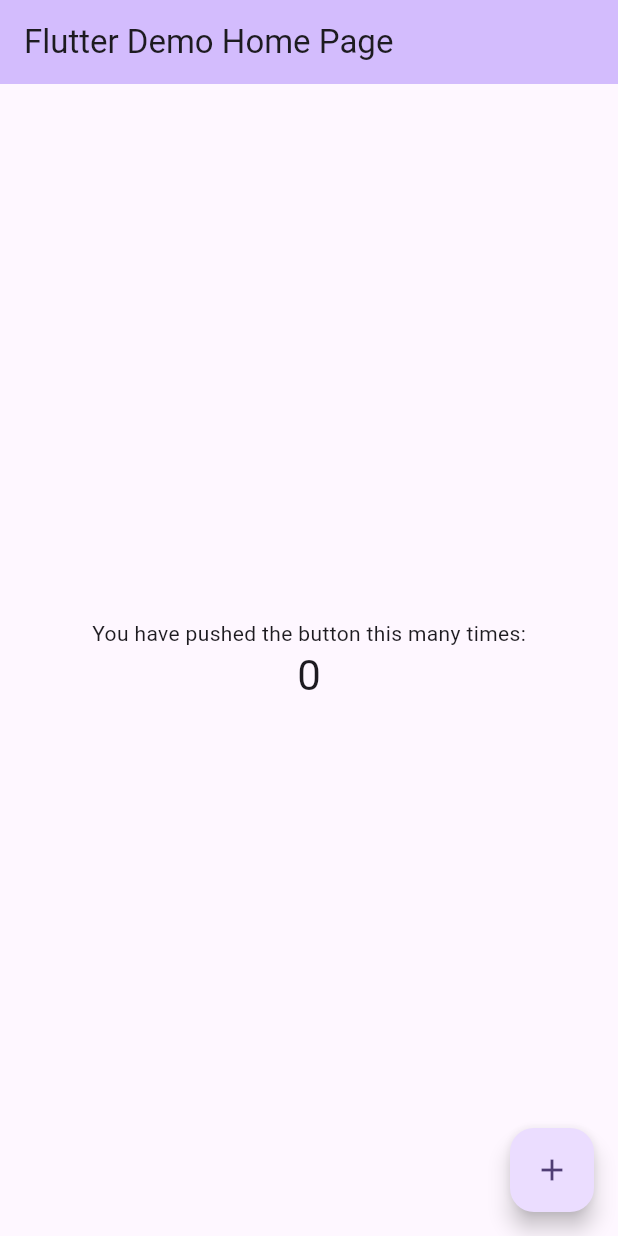
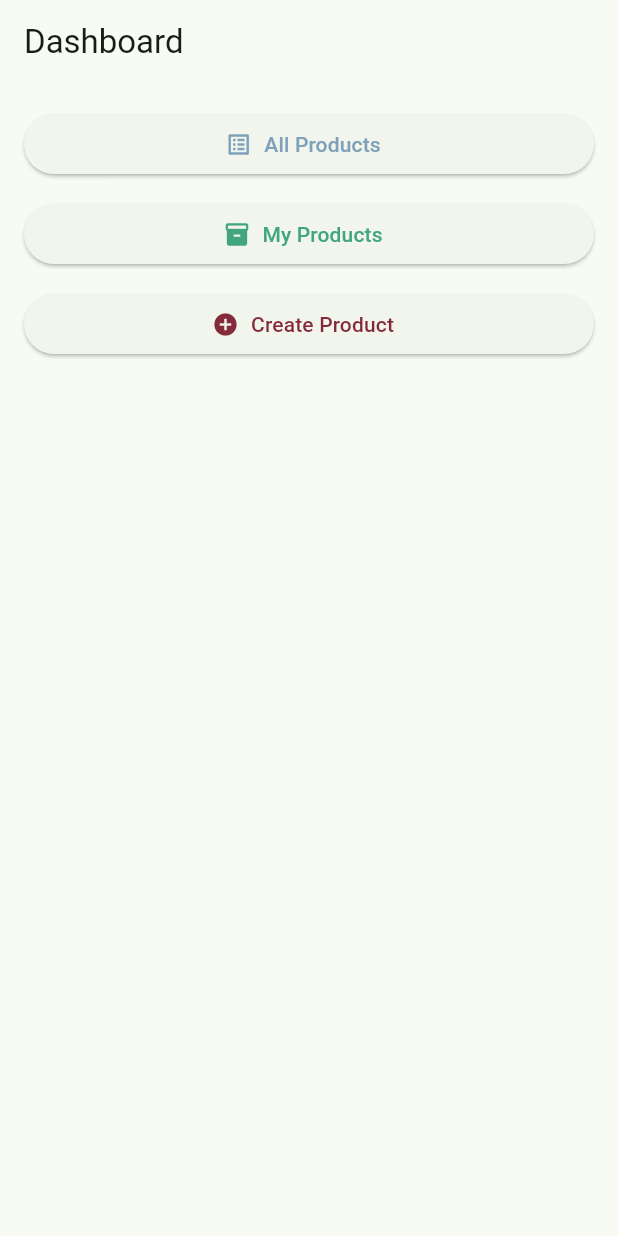
Before and after one commit to sirpratama/football_shop, a Flutter app: the screen it shows after launch, on a phone screen of 412 x 824 dp. Run offline on Flutter 3.47's test engine with Material 3 defaults, Android fonts, the phone set to English and light mode, and no system bars.

Commit message:
Assignment 7 Completed

```diff
--- a/lib/main.dart
+++ b/lib/main.dart
@@ -11,8 +11,9 @@ class MyApp extends StatelessWidget {
   @override
   Widget build(BuildContext context) {
     return MaterialApp(
-      title: 'Flutter Demo',
+      title: 'Football Shop',
       theme: ThemeData(
+        useMaterial3: true,
         // This is the theme of your application.
         //
         // TRY THIS: Try running your application with "flutter run". You'll see
@@ -28,9 +29,87 @@ class MyApp extends StatelessWidget {
         //
         // This works for code too, not just values: Most code changes can be
         // tested with just a hot reload.
-        colorScheme: ColorScheme.fromSeed(seedColor: Colors.deepPurple),
+        colorSchemeSeed: Colors.green,
       ),
-      home: const MyHomePage(title: 'Flutter Demo Home Page'),
+      home: const HomePage(),
+    );
+  }
+}
+
+Color hexToColor(String hex) {
+  hex = hex.replaceFirst('#', '');
+  if (hex.length == 6) hex = 'FF$hex';
+  return Color(int.parse(hex, radix: 16));
+}
+
+class HomePage extends StatelessWidget {
+  const HomePage({super.key});
+
+  @override
+  Widget build(BuildContext context) {
+    return Scaffold(
+      appBar: AppBar(title: const Text('Dashboard')),
+      body: Padding(
+        padding: const EdgeInsets.all(16),
+        child: Column(
+          crossAxisAlignment: CrossAxisAlignment.stretch,
+          children: [
+            ElevatedButton.icon(
+              style: ElevatedButton.styleFrom(
+                foregroundColor: hexToColor('#80A1BA'),
+              ),
+              icon: const Icon(Icons.list_alt),
+              label: const Text('All Products'),
+              onPressed: () {
+                // Navigate to ALL product page
+                // Navigator.pushNamed(context, '/all-products');
+                ScaffoldMessenger.of(context).showSnackBar(
+                  const SnackBar(
+                    content: Text('You have pressed the All Products button'),
+                  ),
+                );
+                debugPrint('All Products button pressed');
+              },
+            ),
+            const SizedBox(height: 12),
+            ElevatedButton.icon(
+              style: ElevatedButton.styleFrom(
+                foregroundColor: hexToColor('#41A67E'),
+              ),
+              icon: const Icon(Icons.inventory_2),
+              label: const Text('My Products'),
+              onPressed: () {
+                // Navigate to My Products page
+                // Navigator.pushNamed(context, '/my-products');
+                ScaffoldMessenger.of(context).showSnackBar(
+                  const SnackBar(
+                    content: Text('You have pressed the My Products button'),
+                  ),
+                );
+                debugPrint('My Products button pressed');
+              },
+            ),
+            const SizedBox(height: 12),
+            ElevatedButton.icon(
+              style: ElevatedButton.styleFrom(
+                foregroundColor: hexToColor('#842A3B'),
+              ),
+              icon: const Icon(Icons.add_circle),
+              label: const Text('Create Product'),
+              onPressed: () {
+                // Navigate to Create Product page
+                // Navigator.pushNamed(context, '/create-product');
+                ScaffoldMessenger.of(context).showSnackBar(
+                  const SnackBar(
+                    content: Text('You have pressed the Create Product button'),
+                  ),
+                );
+                debugPrint('Create Product button pressed');
+              },
+            ),
+          ],
+        ),
+      ),
     );
   }
 }
```
Also changed, not shown: 1 other file.
